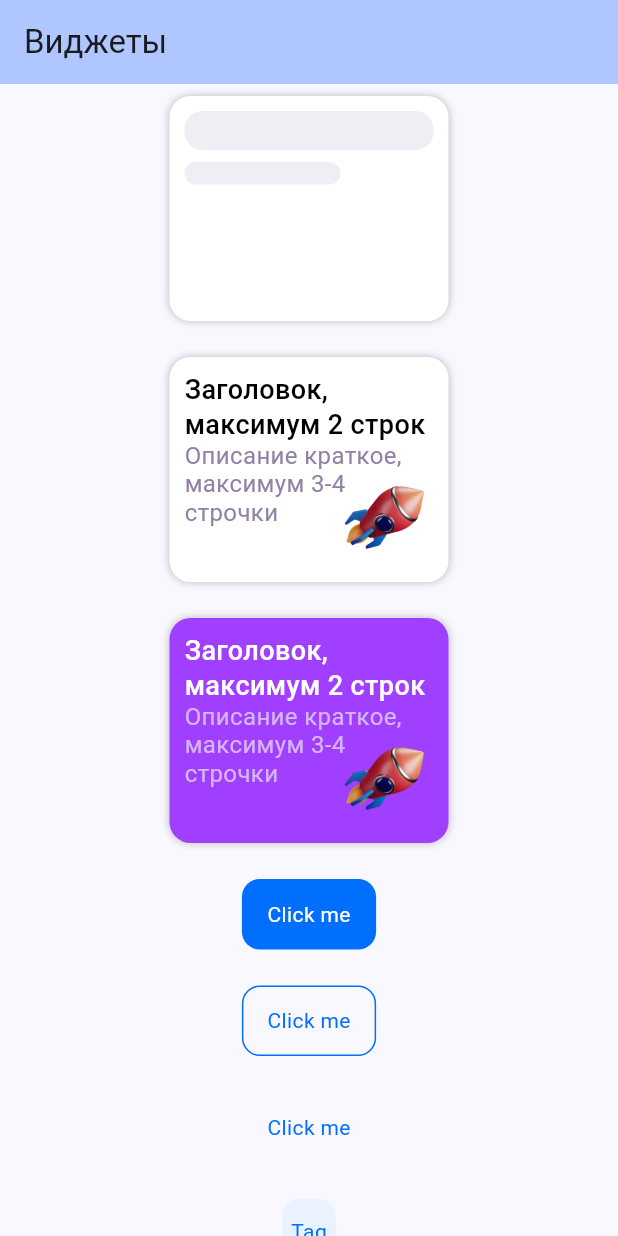
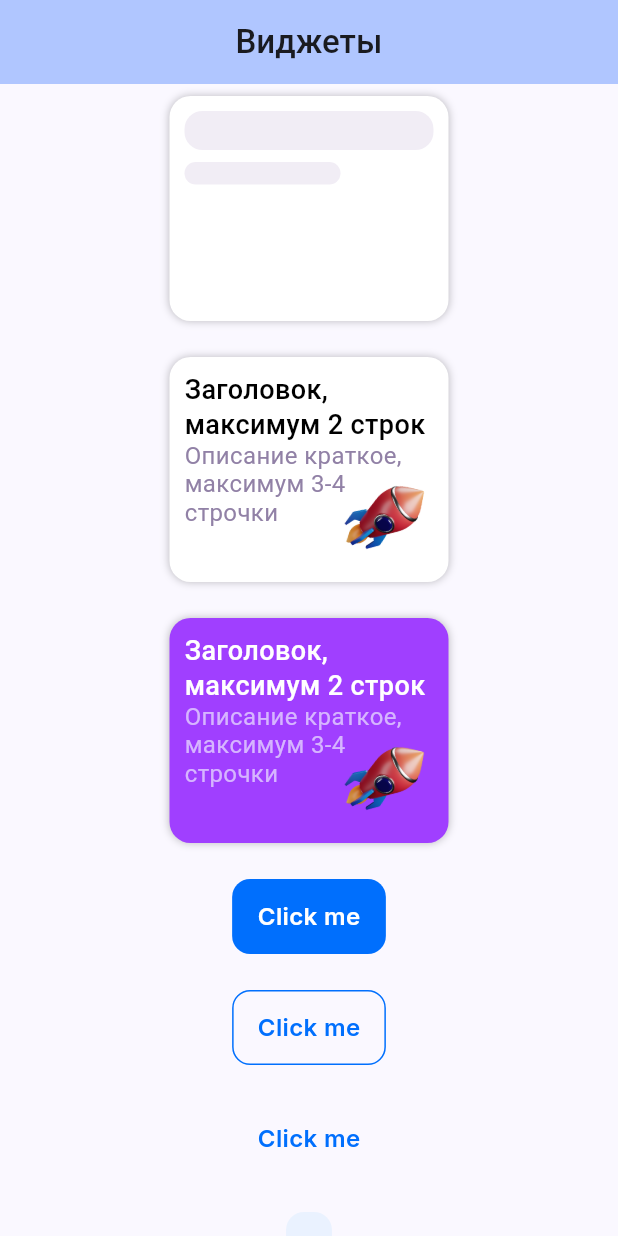
Before and after one commit to VennyS/widgets_flutter, a Flutter app: the screen it shows after launch, on a phone screen of 412 x 824 dp. Run offline on Flutter 3.47's test engine with Material 3 defaults, Android fonts, the phone set to English and light mode, and no system bars.

Commit message:
Добавил новый шрифт, в каждом виджете явно указал, какой шрифт необходимо использовать

```diff
--- a/lib/custom_button.dart
+++ b/lib/custom_button.dart
@@ -62,7 +62,13 @@ class CustomButton extends StatelessWidget {
               size: 12,
             ),
           if (showLeftIcon != false) const SizedBox(width: 8),
-          if (showText) Text(text, style: TextStyle(color: textColor)),
+          if (showText)
+            Text(text,
+                style: TextStyle(
+                    color: textColor,
+                    fontFamily: 'Inter',
+                    fontWeight: FontWeight.w600,
+                    fontSize: 16)),
           if (showRightIcon != false) const SizedBox(width: 8),
           if (showRightIcon != false)
             Icon(
--- a/lib/custom_tag.dart
+++ b/lib/custom_tag.dart
@@ -76,7 +76,12 @@ class CustomTagState extends State<CustomTag> {
             if (widget.showLeftIcon) const SizedBox(width: 8),
             if (widget.showText)
               Center(
-                  child: Text(widget.text, style: TextStyle(color: textColor))),
+                  child: Text(widget.text,
+                      style: TextStyle(
+                          color: textColor,
+                          fontFamily: 'Inter',
+                          fontWeight: FontWeight.w600,
+                          fontSize: 10))),
             if (widget.showRightIcon) const SizedBox(width: 8),
             if (widget.showRightIcon)
               Icon(
--- a/lib/main.dart
+++ b/lib/main.dart
@@ -34,7 +34,12 @@ class MyHomePage extends StatelessWidget {
     return Scaffold(
       appBar: AppBar(
         backgroundColor: Theme.of(context).colorScheme.inversePrimary,
-        title: Text(title),
+        title: Text(
+          title,
+          style: const TextStyle(
+              fontFamily: 'Roboto', fontWeight: FontWeight.w600),
+        ),
+        centerTitle: true,
       ),
       body: SingleChildScrollView(
         child: Center(
--- a/lib/universal_button.dart
+++ b/lib/universal_button.dart
@@ -57,6 +57,7 @@ class UniversalButton extends StatelessWidget {
                     title,
                     maxLines: 2,
                     style: TextStyle(
+                      fontFamily: 'Roboto',
                       color: state == UniversalButtonState.active
                           ? Colors.black
                           : Colors.white,
@@ -69,6 +70,7 @@ class UniversalButton extends StatelessWidget {
                     desc,
                     maxLines: 4,
                     style: TextStyle(
+                      fontFamily: 'Roboto',
                       fontSize: 16,
                       fontWeight: FontWeight.w400,
                       color: state == UniversalButtonState.active
--- a/pubspec.yaml
+++ b/pubspec.yaml
@@ -81,6 +81,9 @@ flutter:
       fonts:
         - asset: assets/fonts/Roboto-Regular.ttf
         - asset: assets/fonts/Roboto-Medium.ttf
+    - family: Inter
+      fonts:
+        - asset: assets/fonts/inter.ttf
   # fonts:
   #   - family: Schyler
   #     fonts:
```
Also changed, not shown: assets/fonts/inter.ttf (added).
